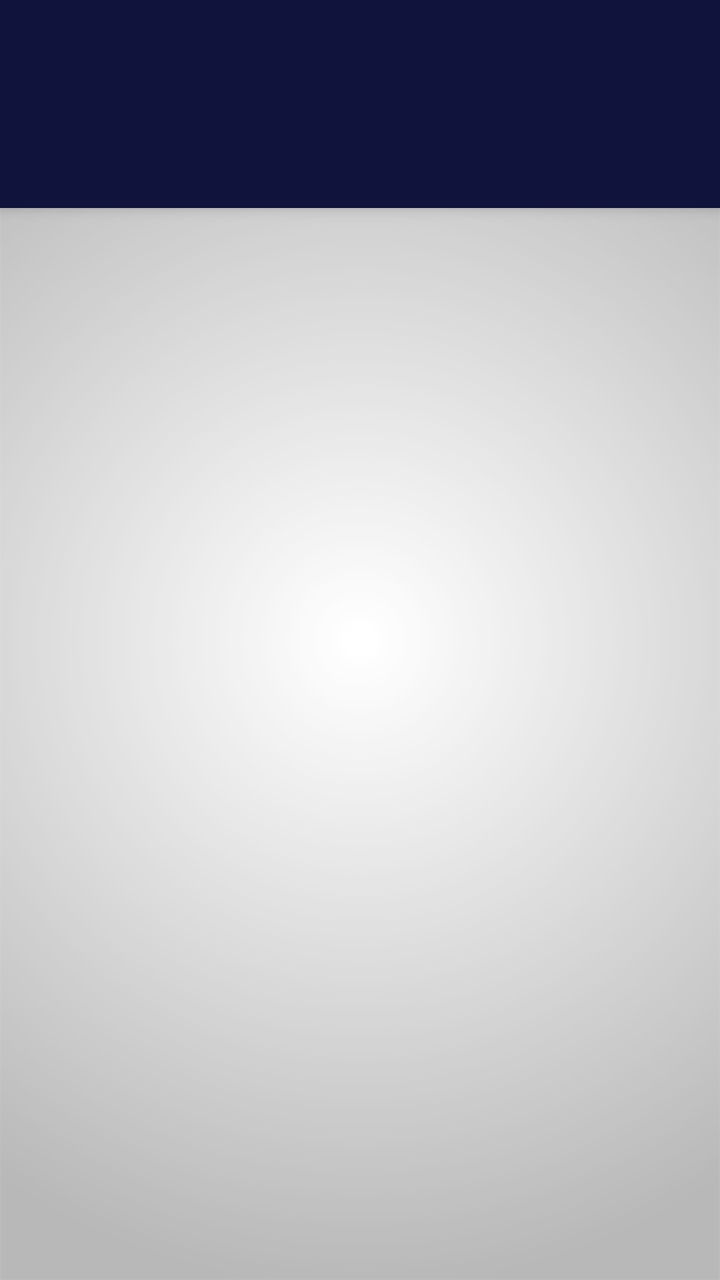
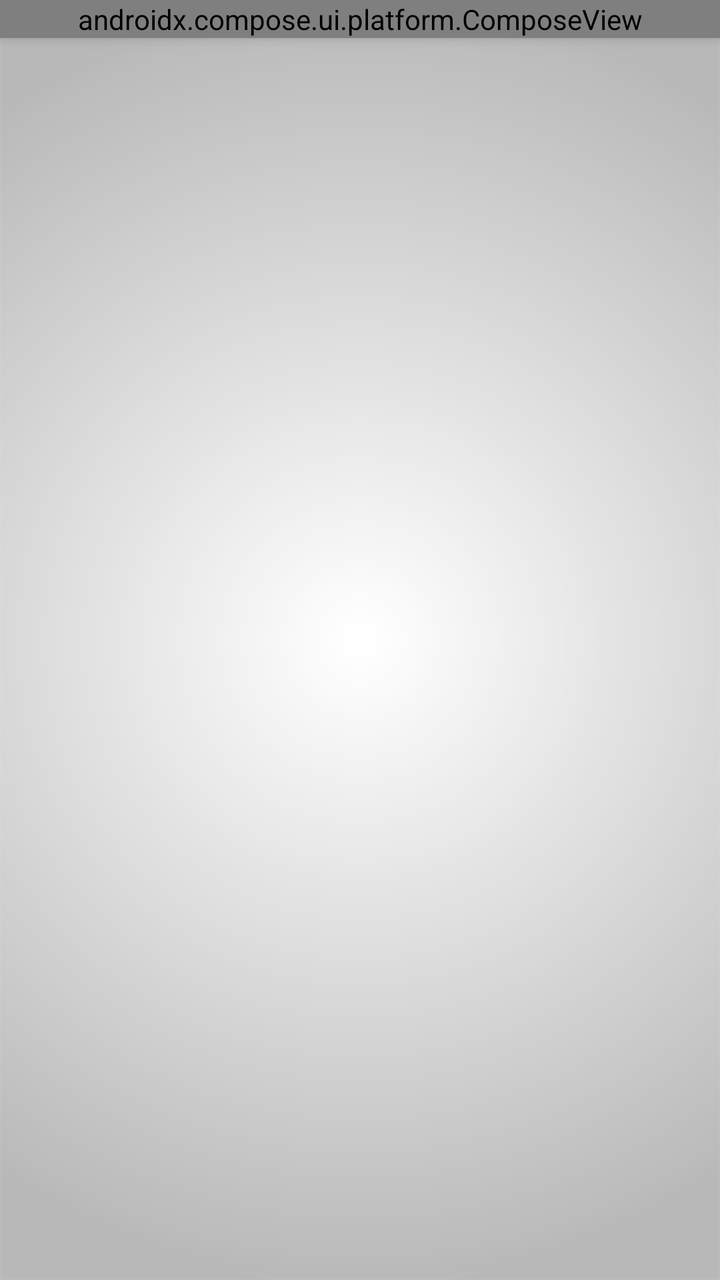

The first picture is an Android layout as it rendered before a commit; the second is the same layout after the commit. The layout source and the unified diff follow.
<!-- AndroidManifest.xml: application theme AppTheme -->
<!-- res/layout/activity_moked_page.xml -->
<?xml version="1.0" encoding="utf-8"?>
<androidx.coordinatorlayout.widget.CoordinatorLayout xmlns:android="http://schemas.android.com/apk/res/android"
    xmlns:app="http://schemas.android.com/apk/res-auto"
    xmlns:tools="http://schemas.android.com/tools"
    android:layout_width="match_parent"
    android:layout_height="match_parent"
    android:orientation="vertical"
    android:fitsSystemWindows="true"
    app:statusBarBackground="?attr/colorPrimary"
    android:id="@+id/mokedP"
    tools:context="atlow.chemi.mymada.MokedPage">
    <com.google.android.material.appbar.AppBarLayout
        android:layout_width="match_parent"
        android:layout_height="wrap_content"
        android:theme="@style/AppTheme.AppBarOverlay">
        <androidx.appcompat.widget.Toolbar
            android:id="@+id/toolbar"
            android:layout_width="match_parent"
            android:layout_height="?attr/actionBarSize"
            android:background="?attr/colorPrimary"
            app:layout_scrollFlags="scroll|exitUntilCollapsed"
            app:popupTheme="@style/AppTheme.PopupOverlay" />
        <com.google.android.material.tabs.TabLayout
            android:id="@+id/tabs"
            android:layout_width="match_parent"
            android:layout_height="wrap_content"
            app:tabIndicatorColor="@color/White"
            app:tabMode="fixed"
            app:tabGravity="fill"/>
        </com.google.android.material.appbar.AppBarLayout>
    
    <androidx.viewpager.widget.ViewPager
        android:id="@+id/viewpager"
        android:layout_width="match_parent"
        android:layout_height="match_parent"
        app:layout_behavior="@string/appbar_scrolling_view_behavior"  />
</androidx.coordinatorlayout.widget.CoordinatorLayout>
<!-- resources referenced by this layout -->
<resources>
  <color name="White">#FFFFFF</color>
  <style name="AppTheme.AppBarOverlay" parent="ThemeOverlay.AppCompat.Dark.ActionBar">
          <item name="fontFamily">@null</item>
          <item name="android:fontFamily">@null</item>
      </style>
  <style name="AppTheme.PopupOverlay" parent="ThemeOverlay.AppCompat.Light" />
  <style name="AppTheme" parent="Theme.AppCompat.Light">
          
          <item name="android:textColor">@color/Black</item>
          <item name="colorPrimary">@color/ColorPrimary</item>
          <item name="colorPrimaryDark">@color/ColorPrimaryDark</item>
          <item name="android:textColorHintInverse">@color/ColorBlue</item>
          <item name="actionBarTheme">@style/ThemeOverlay.AppCompat.Dark.ActionBar</item>
          <item name="buttonStyle">@style/FButton</item>
          <item name="android:buttonStyle">@style/FButton</item>
          <item name="colorAccent">@color/materialGrey300</item>
          
          <item name="android:actionMenuTextColor">@color/Black</item>
          <item name="android:itemBackground">@color/materialGrey300</item>
          <item name="android:textColorSecondary">@color/ColorRedDark</item>
          <item name="android:windowBackground">@drawable/ic_bgg</item>
          <item name="fontFamily">@font/opensans_hebrew</item>
          <item name="android:fontFamily">@font/opensans_hebrew</item>
  
          <item name="android:textColorHint">@color/ColorAqua</item>
          <item name="colorControlNormal">@color/ColorBlue</item>
          <item name="colorControlActivated">@color/ColorAqua</item>
          
          <item name="colorControlHighlight">@android:color/transparent</item>
      </style>
  <color name="Black">#000000</color>
  <color name="ColorPrimary">#10133b</color>
  <color name="ColorPrimaryDark">#1a1d4b</color>
  <color name="ColorBlue">#98194853</color>
  <style name="FButton" parent="Theme.AppCompat.Light">
          <item name="colorControlHighlight">@color/ColorBlue</item>
          <item name="android:textColor">@color/ColorAqua</item>
          <item name="android:textSize">20sp</item>
      </style>
  <color name="materialGrey300">#ffe0e0e0</color>
  <color name="ColorRedDark">#6b0000</color>
  <!-- drawable ic_bgg: png bitmap (drawable-nodpi, 33899 bytes) -->
  <color name="ColorAqua">#32a7c3</color>
</resources>

<!-- the commit's change to res/layout/activity_moked_page.xml (unified diff, before → after) -->
@@ -13,20 +13,10 @@
         android:layout_width="match_parent"
         android:layout_height="wrap_content"
         android:theme="@style/AppTheme.AppBarOverlay">
-        <androidx.appcompat.widget.Toolbar
-            android:id="@+id/toolbar"
+        <androidx.compose.ui.platform.ComposeView
+            android:id="@+id/dispatch_header"
             android:layout_width="match_parent"
-            android:layout_height="?attr/actionBarSize"
-            android:background="?attr/colorPrimary"
-            app:layout_scrollFlags="scroll|exitUntilCollapsed"
-            app:popupTheme="@style/AppTheme.PopupOverlay" />
-        <com.google.android.material.tabs.TabLayout
-            android:id="@+id/tabs"
-            android:layout_width="match_parent"
-            android:layout_height="wrap_content"
-            app:tabIndicatorColor="@color/White"
-            app:tabMode="fixed"
-            app:tabGravity="fill"/>
+            android:layout_height="wrap_content" />
         </com.google.android.material.appbar.AppBarLayout>
     
     <androidx.viewpager.widget.ViewPager
<!-- resource entries referenced after the edit -->
@@ -1,11 +1,9 @@
 <!-- resources referenced by this layout -->
 <resources>
-  <color name="White">#FFFFFF</color>
   <style name="AppTheme.AppBarOverlay" parent="ThemeOverlay.AppCompat.Dark.ActionBar">
           <item name="fontFamily">@null</item>
           <item name="android:fontFamily">@null</item>
       </style>
-  <style name="AppTheme.PopupOverlay" parent="ThemeOverlay.AppCompat.Light" />
   <style name="AppTheme" parent="Theme.AppCompat.Light">
           
           <item name="android:textColor">@color/Black</item>
